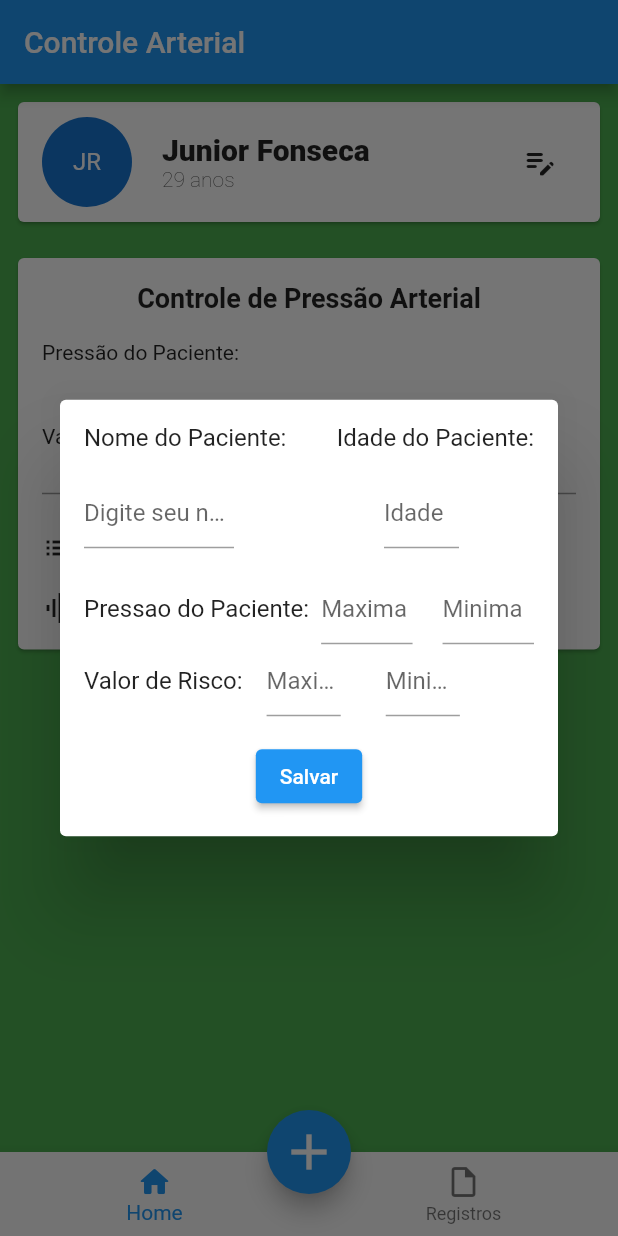
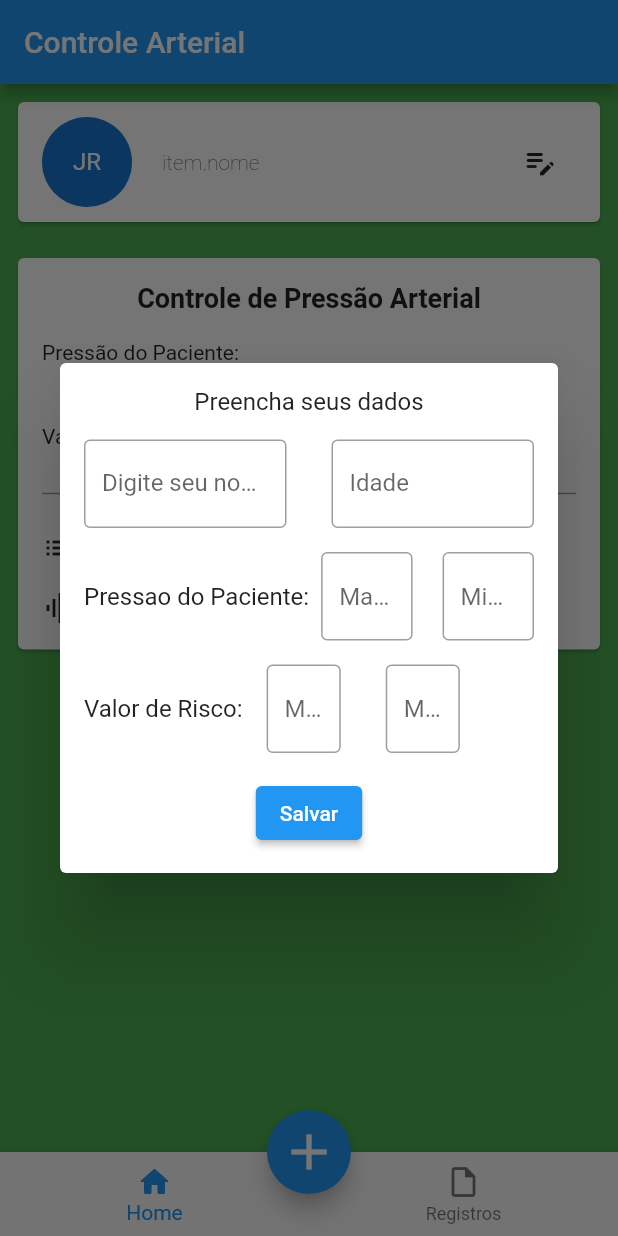
Before and after one commit to JuniorFonseca08/Monitor-Arterial, a Flutter app: the screen it shows after launch, after a tap on the "edit note" icon, on a phone screen of 412 x 824 dp. Run offline on Flutter 3.47's test engine with Material 2 defaults, Android fonts, the phone set to English and light mode, and no system bars; our stand-ins replace shared_preferences.

Commit message:
provider, service, entity (erros)

```diff
--- /dev/null
+++ b/lib/entities/afazer_entity.dart
@@ -0,0 +1,59 @@
+class AfazerEntity {
+  String uuid;
+  String nome;
+  String idade;
+  DateTime data;
+  int pressaoPacienteMax;
+  int pressaoPacienteMin;
+  int pressaoRiscoMax;
+  int pressaoRiscoMin;
+  int? pressaoMax;
+  int? pressaoMin;
+
+  AfazerEntity({
+    required this.uuid,
+    required this.nome,
+    required this.idade,
+    required this.data,
+    required this.pressaoPacienteMax,
+    required this.pressaoPacienteMin,
+    required this.pressaoRiscoMax,
+    required this.pressaoRiscoMin,
+    this.pressaoMax,
+    this.pressaoMin,
+  });
+
+  factory AfazerEntity.fronJson(Map<String, dynamic> json) {
+    return AfazerEntity(
+      uuid: json['uuid'],
+      nome: json['nome'],
+      idade: json['idade'],
+      data: DateTime.fromMicrosecondsSinceEpoch(json['data']),
+      pressaoPacienteMax: int.parse(json['pressaoPacienteMax']),
+      pressaoPacienteMin: int.parse(json['pressaoPacienteMin']),
+      pressaoRiscoMax: int.parse(json['pressaoRiscoMax']),
+      pressaoRiscoMin: int.parse(json['pressaoRiscoMin']),
+      pressaoMax: int.parse(json['pressaoMax']),
+      pressaoMin: int.parse(json['pressaoMin']),
+    );
+  }
+
+  Map<String, dynamic> toJson() {
+    return {
+      'uuid': uuid,
+      'nome': nome,
+      'idade': idade,
+      'data': data,
+      'pressaoPacienteMax': pressaoPacienteMax,
+      'pressaoPacienteMin': pressaoPacienteMin,
+      'pressaoRiscoMax': pressaoRiscoMax,
+      'pressaoRiscoMin': pressaoPacienteMin,
+      'pressaoMax': pressaoMax,
+      'pressaoMin': pressaoMin,
+    };
+  }
+
+  static List<AfazerEntity> fromJsonList(List<dynamic>? json) {
+    return json?.map((item) => AfazerEntity.fronJson(item)).toList() ?? [];
+  }
+}
--- a/lib/main.dart
+++ b/lib/main.dart
@@ -1,9 +1,12 @@
+import 'package:controle_pressao_arterial/providers/root_provider.dart';
 import 'package:flutter/material.dart';
+import 'package:provider/provider.dart';
 
 import 'app_widget.dart';
 
 void main() {
-  runApp(
-    const MyApp(),
-  );
+  runApp(MultiProvider(
+    providers: RootProvider.providers(),
+    child: const MyApp(),
+  ));
 }
--- /dev/null
+++ b/lib/paginas/home/abas/afazeres_tab.dart
@@ -0,0 +1,102 @@
+import 'package:controle_pressao_arterial/entities/afazer_entity.dart';
+import 'package:controle_pressao_arterial/providers/afazer_provider.dart';
+import 'package:flutter/material.dart';
+
+import '../../../componentes/espacamento_componente.dart';
+
+class AfazeresTab extends StatefulWidget {
+  const AfazeresTab({
+    super.key,
+  });
+
+  @override
+  State<AfazeresTab> createState() => _AfazeresTabState();
+}
+
+class _AfazeresTabState extends State<AfazeresTab> {
+  late AfazerProvider store;
+  late AfazerEntity item;
+
+  @override
+  void initState() {
+    super.initState();
+    store = AfazerProvider();
+  }
+
+  @override
+  Widget build(BuildContext context) {
+    return Container(
+      padding: const EdgeInsets.all(8),
+      color: Colors.green,
+      child: Column(crossAxisAlignment: CrossAxisAlignment.start, children: [
+        Card(
+          child: Padding(
+            padding: const EdgeInsets.symmetric(horizontal: 16, vertical: 10),
+            child: Row(
+              children: [
+                const CircleAvatar(
+                  radius: 30,
+                  child: Text('JR'),
+                ),
+                const EspacamentoComponente(size: 20, isHorizontal: true),
+                Column(crossAxisAlignment: CrossAxisAlignment.start, children: [
+                  Text('item.nome',
+                      style: const TextStyle(
+                          fontSize: 14, fontWeight: FontWeight.w200)),
+                  //Text(item.idade,
+                  //    style: const TextStyle(
+                  //        fontSize: 14, fontWeight: FontWeight.w200)),
+                ]),
+                const EspacamentoComponente(isFull: true),
+                IconButton(
+                  onPressed: () {
+                    store.modalConfiguracao(context);
+                  },
+                  icon: const Icon(Icons.edit_note_rounded),
+                )
+              ],
+            ),
+          ),
+        ),
+        const EspacamentoComponente(),
+        Card(
+          child: Padding(
+            padding: const EdgeInsets.symmetric(horizontal: 16, vertical: 16),
+            child: Column(children: [
+              const Text('Controle de Pressão Arterial',
+                  style: TextStyle(fontSize: 18, fontWeight: FontWeight.bold)),
+              const EspacamentoComponente(),
+              Row(
+                children: [
+                  const Text('Pressão do Paciente: '),
+                  const EspacamentoComponente(size: 20, isHorizontal: true),
+                  //Text(item.pressaoPacienteMax.toString()),
+                ],
+              ),
+              const EspacamentoComponente(),
+              const Row(
+                children: [
+                  Text('Valor de Risco: '),
+                  EspacamentoComponente(size: 60, isHorizontal: true),
+                ],
+              ),
+              const Divider(color: Colors.grey, thickness: 1),
+              const EspacamentoComponente(),
+              const Row(children: [
+                Icon(Icons.list),
+                SizedBox(width: 8),
+                Text('Total de aferições: '),
+              ]),
+              const EspacamentoComponente(),
+              const Row(children: [
+                Icon(Icons.graphic_eq),
+                SizedBox(width: 8),
+                Text('Picos: '),
+              ]),
+            ]),
+          ),
+        ),
+      ]),
+    );
+  }
+}
--- a/lib/paginas/home/abas/home_tab.dart
+++ /dev/null
@@ -1,104 +0,0 @@
-import 'package:controle_pressao_arterial/paginas/home/componentes/configuracao_widget.dart';
-import 'package:flutter/material.dart';
-
-import '../../../componentes/espacamento_componente.dart';
-
-class HomeTab extends StatefulWidget {
-  const HomeTab({super.key});
-
-  @override
-  State<HomeTab> createState() => _HomeTabState();
-}
-
-class _HomeTabState extends State<HomeTab> {
-  @override
-  Widget build(BuildContext context) {
-    return Container(
-      padding: const EdgeInsets.all(8),
-      color: Colors.green,
-      child: Column(crossAxisAlignment: CrossAxisAlignment.start, children: [
-        Card(
-          child: Padding(
-            padding: const EdgeInsets.symmetric(horizontal: 16, vertical: 10),
-            child: Row(
-              children: [
-                const CircleAvatar(
-                  radius: 30,
-                  child: Text('JR'),
-                ),
-                const EspacamentoComponente(size: 20, isHorizontal: true),
-                const Column(
-                    crossAxisAlignment: CrossAxisAlignment.start,
-                    children: [
-                      Text(
-                        'Junior Fonseca',
-                        style: TextStyle(
-                            fontSize: 20, fontWeight: FontWeight.w800),
-                      ),
-                      Text(
-                        '29 anos',
-                        style: TextStyle(
-                            fontSize: 14, fontWeight: FontWeight.w200),
-                      ),
-                    ]),
-                const EspacamentoComponente(isFull: true),
-                IconButton(
-                  onPressed: () {
-                    showDialog(
-                        context: context,
-                        builder: (context) {
-                          return const SimpleDialog(
-                            contentPadding: EdgeInsets.all(16),
-                            children: [
-                              ConfiguracaoWidget(),
-                            ],
-                          );
-                        });
-                  },
-                  icon: const Icon(Icons.edit_note_rounded),
-                )
-              ],
-            ),
-          ),
-        ),
-        const EspacamentoComponente(),
-        const Card(
-          child: Padding(
-            padding: EdgeInsets.symmetric(horizontal: 16, vertical: 16),
-            child: Column(children: [
-              Text('Controle de Pressão Arterial',
-                  style: TextStyle(fontSize: 18, fontWeight: FontWeight.bold)),
-              EspacamentoComponente(),
-              Row(
-                children: [
-                  Text('Pressão do Paciente: '),
-                  EspacamentoComponente(size: 20, isHorizontal: true),
-                ],
-              ),
-              EspacamentoComponente(),
-              Row(
-                children: [
-                  Text('Valor de Risco: '),
-                  EspacamentoComponente(size: 60, isHorizontal: true),
-                ],
-              ),
-              Divider(color: Colors.grey, thickness: 1),
-              EspacamentoComponente(),
-              Row(children: [
-                Icon(Icons.list),
-                SizedBox(width: 8),
-                Text('Total de aferições: '),
-              ]),
-              EspacamentoComponente(),
-              Row(children: [
-                Icon(Icons.graphic_eq),
-                SizedBox(width: 8),
-                Text('Picos: '),
-              ]),
-            ]),
-          ),
-        ),
-      ]),
-    );
-  }
-}
--- a/lib/paginas/home/componentes/configuracao_widget.dart
+++ b/lib/paginas/home/componentes/configuracao_widget.dart
@@ -1,9 +1,16 @@
+import 'package:controle_pressao_arterial/entities/afazer_entity.dart';
 import 'package:flutter/material.dart';
+import 'package:uuid/uuid.dart';
 
 import '../../../componentes/espacamento_componente.dart';
 
 class ConfiguracaoWidget extends StatefulWidget {
-  const ConfiguracaoWidget({super.key});
+  final void Function(AfazerEntity item) callback;
+
+  const ConfiguracaoWidget({
+    super.key,
+    required this.callback,
+  });
 
   @override
   State<ConfiguracaoWidget> createState() => _ConfiguracaoWidgetState();
@@ -11,20 +18,31 @@ class ConfiguracaoWidget extends StatefulWidget {
 
 class _ConfiguracaoWidgetState extends State<ConfiguracaoWidget> {
   final _formKey = GlobalKey<FormState>();
+  final _nome = TextEditingController();
+  final _idade = TextEditingController();
+  final _pressaoPacienteMax = TextEditingController();
+  final _pressaoPacienteMin = TextEditingController();
+  final _riscoMax = TextEditingController();
+  final _riscoMin = TextEditingController();
 
-  final TextEditingController nomePaciente = TextEditingController();
-  final TextEditingController idadePaciente = TextEditingController();
-
-  final TextEditingController pressaoPacienteMax = TextEditingController();
-  final TextEditingController pressaoPacienteMin = TextEditingController();
-
-  final TextEditingController riscoMax = TextEditingController();
-  final TextEditingController riscoMin = TextEditingController();
+  void handleSubmit() {
+    final item = AfazerEntity(
+      uuid: const Uuid().v4(),
+      nome: _nome.text,
+      idade: _idade.text,
+      data: DateTime.now(),
+      pressaoPacienteMax: int.parse(_pressaoPacienteMax.text),
+      pressaoPacienteMin: int.parse(_pressaoPacienteMin.text),
+      pressaoRiscoMax: int.parse(_riscoMax.text),
+      pressaoRiscoMin: int.parse(_riscoMin.text),
+    );
+    widget.callback(item);
+    Navigator.pop(context);
+  }
 
   @override
-  void dispose() {
-    pressaoPacienteMin.dispose();
-    super.dispose();
+  void initState() {
+    super.initState();
   }
 
   @override
@@ -33,31 +51,40 @@ class _ConfiguracaoWidgetState extends State<ConfiguracaoWidget> {
         key: _formKey,
         child: Column(
           children: [
-            const Row(
-              children: [
-                Text('Nome do Paciente:'),
-                EspacamentoComponente(isFull: true),
-                Text('Idade do Paciente:'),
-              ],
-            ),
+            Text('Preencha seus dados'),
             const EspacamentoComponente(),
             Row(
               children: [
-                Flexible(
+                Expanded(
                   child: SizedBox(
                     child: TextField(
-                      controller: nomePaciente,
-                      decoration: InputDecoration(hintText: 'Digite seu nome'),
+                      controller: _nome,
+                      decoration: const InputDecoration(
+                          border: OutlineInputBorder(),
+                          labelText: 'Digite seu nome',
+                          hintText: 'Ex. Junior Fonseca',
+                          focusedBorder: OutlineInputBorder(
+                              borderSide: BorderSide(
+                            color: Colors.blueAccent,
+                            width: 2,
+                          ))),
                     ),
                   ),
                 ),
-                const EspacamentoComponente(isFull: true),
-                Flexible(
+                const EspacamentoComponente(size: 30, isHorizontal: true),
+                Expanded(
                   child: SizedBox(
-                    width: 50,
                     child: TextField(
-                      controller: idadePaciente,
-                      decoration: InputDecoration(hintText: 'Idade'),
+                      controller: _idade,
+                      decoration: const InputDecoration(
+                          border: OutlineInputBorder(),
+                          labelText: 'Idade',
+                          hintText: '00',
+                          focusedBorder: OutlineInputBorder(
+                              borderSide: BorderSide(
+                            color: Colors.blueAccent,
+                            width: 2,
+                          ))),
                     ),
                   ),
                 ),
@@ -73,8 +100,16 @@ class _ConfiguracaoWidgetState extends State<ConfiguracaoWidget> {
                     //width: 50,
                     //height: 20,
                     child: TextField(
-                      controller: pressaoPacienteMax,
-                      decoration: InputDecoration(hintText: 'Maxima'),
+                      controller: _pressaoPacienteMax,
+                      decoration: const InputDecoration(
+                          border: OutlineInputBorder(),
+                          //labelText: 'Idade',
+                          hintText: 'Maxima',
+                          focusedBorder: OutlineInputBorder(
+                              borderSide: BorderSide(
+                            color: Colors.blueAccent,
+                            width: 2,
+                          ))),
                     ),
                   ),
                 ),
@@ -82,13 +117,22 @@ class _ConfiguracaoWidgetState extends State<ConfiguracaoWidget> {
                 Flexible(
                   child: SizedBox(
                     child: TextField(
-                      controller: pressaoPacienteMin,
-                      decoration: InputDecoration(hintText: 'Minima'),
+                      controller: _pressaoPacienteMin,
+                      decoration: const InputDecoration(
+                          border: OutlineInputBorder(),
+                          //labelText: 'Idade',
+                          hintText: 'Minima',
+                          focusedBorder: OutlineInputBorder(
+                              borderSide: BorderSide(
+                            color: Colors.blueAccent,
+                            width: 2,
+                          ))),
                     ),
                   ),
                 ),
               ],
             ),
+            EspacamentoComponente(),
             Row(
               children: [
                 Text('Valor de Risco:'),
@@ -96,8 +140,16 @@ class _ConfiguracaoWidgetState extends State<ConfiguracaoWidget> {
                 Flexible(
                   child: SizedBox(
                     child: TextField(
-                      controller: riscoMax,
-                      decoration: InputDecoration(hintText: 'Maxima'),
+                      controller: _riscoMax,
+                      decoration: const InputDecoration(
+                          border: OutlineInputBorder(),
+                          //labelText: 'Idade',
+                          hintText: 'Maxima',
+                          focusedBorder: OutlineInputBorder(
+                              borderSide: BorderSide(
+                            color: Colors.blueAccent,
+                            width: 2,
+                          ))),
                     ),
                   ),
                 ),
@@ -105,8 +157,16 @@ class _ConfiguracaoWidgetState extends State<ConfiguracaoWidget> {
                 Flexible(
                   child: SizedBox(
                     child: TextField(
-                      controller: riscoMin,
-                      decoration: InputDecoration(hintText: 'Minima'),
+                      controller: _riscoMin,
+                      decoration: const InputDecoration(
+                          border: OutlineInputBorder(),
+                          //labelText: 'Idade',
+                          hintText: 'Minima',
+                          focusedBorder: OutlineInputBorder(
+                              borderSide: BorderSide(
+                            color: Colors.blueAccent,
+                            width: 2,
+                          ))),
                     ),
                   ),
                 ),
@@ -116,7 +176,7 @@ class _ConfiguracaoWidgetState extends State<ConfiguracaoWidget> {
             ),
             EspacamentoComponente(),
             ElevatedButton(
-              onPressed: () {},
+              onPressed: handleSubmit,
               child: Text('Salvar'),
             ),
           ],
--- a/lib/paginas/home/home_page.dart
+++ b/lib/paginas/home/home_page.dart
@@ -1,7 +1,9 @@
 import 'package:controle_pressao_arterial/componentes/corpo_componente.dart';
+import 'package:controle_pressao_arterial/paginas/home/abas/afazeres_tab.dart';
+import 'package:controle_pressao_arterial/providers/afazer_provider.dart';
 import 'package:flutter/material.dart';
+import 'package:provider/provider.dart';
 
-import 'abas/home_tab.dart';
 import 'abas/registro_tab.dart';
 
 class HomePage extends StatefulWidget {
@@ -12,6 +14,7 @@ class HomePage extends StatefulWidget {
 }
 
 class _HomePageState extends State<HomePage> {
+  late AfazerProvider store;
   late int abaSelecionada;
 
   final List<BottomNavigationBarItem> _aba = [
@@ -22,7 +25,7 @@ class _HomePageState extends State<HomePage> {
   ];
 
   final List<Widget> _conteudos = [
-    const HomeTab(),
+    const AfazeresTab(),
     const RegistroTab(),
   ];
 
@@ -35,6 +38,7 @@ class _HomePageState extends State<HomePage> {
   @override
   void initState() {
     abaSelecionada = 0;
+    store = Provider.of<AfazerProvider>(context, listen: false);
     super.initState();
   }
 
@@ -48,20 +52,15 @@ class _HomePageState extends State<HomePage> {
         currentIndex: abaSelecionada,
         items: _aba,
       ),
-      child: _conteudos.elementAt(abaSelecionada),
       actionButton: FloatingActionButton(
         onPressed: () {},
         child: const Icon(
           Icons.add,
           size: 40,
         ),
-        //icon: Icon(Icons.add),
-        //child: const Icon(
-        //  Icons.add,
-        //  size: 40,
       ),
-      //),
       actionLocation: FloatingActionButtonLocation.centerDocked,
+      child: _conteudos.elementAt(abaSelecionada),
     );
   }
 }
--- /dev/null
+++ b/lib/providers/afazer_provider.dart
@@ -0,0 +1,62 @@
+import 'package:controle_pressao_arterial/entities/afazer_entity.dart';
+import 'package:controle_pressao_arterial/paginas/home/componentes/configuracao_widget.dart';
+import 'package:controle_pressao_arterial/services/afazer_service.dart';
+import 'package:flutter/material.dart';
+
+class AfazerProvider with ChangeNotifier {
+  final service = AfazerService();
+  List<AfazerEntity> _listAfazeres = [];
+  AfazerEntity? _selecionado;
+
+  AfazerProvider() {
+    buscarAfazeres();
+  }
+
+  buscarAfazeres() async {
+    listaAfazeres = await service.buscar();
+  }
+
+  List<AfazerEntity> get listaAfazeres => _listAfazeres;
+
+  AfazerEntity? get selecionado => _selecionado;
+
+  set selecionado(AfazerEntity? val) {
+    _selecionado = val;
+    notifyListeners();
+  }
+
+  void atualizarItemAfazer(int idx) {
+    if (selecionado != null) {
+      _listAfazeres[idx] = _selecionado!;
+      notifyListeners();
+    }
+  }
+
+  set listaAfazeres(List<AfazerEntity> val) {
+    _listAfazeres = val;
+    service.salvar(_listAfazeres);
+    notifyListeners();
+  }
+
+  void removerItemAfazer(int index) {
+    listaAfazeres.removeAt(index);
+    service.salvar(listaAfazeres);
+    notifyListeners();
+  }
+
+  void modalConfiguracao(BuildContext context) {
+    showDialog(
+      context: context,
+      builder: (context) {
+        return SimpleDialog(
+          contentPadding: const EdgeInsets.all(16),
+          children: [
+            ConfiguracaoWidget(callback: (item) {
+              listaAfazeres = [item];
+            })
+          ],
+        );
+      },
+    );
+  }
+}
--- /dev/null
+++ b/lib/providers/root_provider.dart
@@ -0,0 +1,12 @@
+import 'package:provider/provider.dart';
+import 'package:provider/single_child_widget.dart';
+
+import 'afazer_provider.dart';
+
+class RootProvider {
+  static List<SingleChildWidget> providers() {
+    return [
+      ChangeNotifierProvider(create: (_) => AfazerProvider()),
+    ];
+  }
+}
--- /dev/null
+++ b/lib/services/afazer_service.dart
@@ -0,0 +1,24 @@
+import 'dart:convert';
+
+import 'package:shared_preferences/shared_preferences.dart';
+
+import '../entities/afazer_entity.dart';
+
+class AfazerService {
+  final _key = 'KEY_AFAZER';
+
+  Future<void> salvar(List<AfazerEntity> itens) async {
+    SharedPreferences prefs = await SharedPreferences.getInstance();
+    String listJson = jsonEncode(itens);
+    await prefs.setString(_key, listJson);
+  }
+
+  Future<List<AfazerEntity>> buscar() async {
+    SharedPreferences prefs = await SharedPreferences.getInstance();
+    String? listJson = prefs.getString(_key);
+    if (listJson != null) {
+      return AfazerEntity.fromJsonList(jsonDecode(listJson));
+    }
+    return [];
+  }
+}
```
